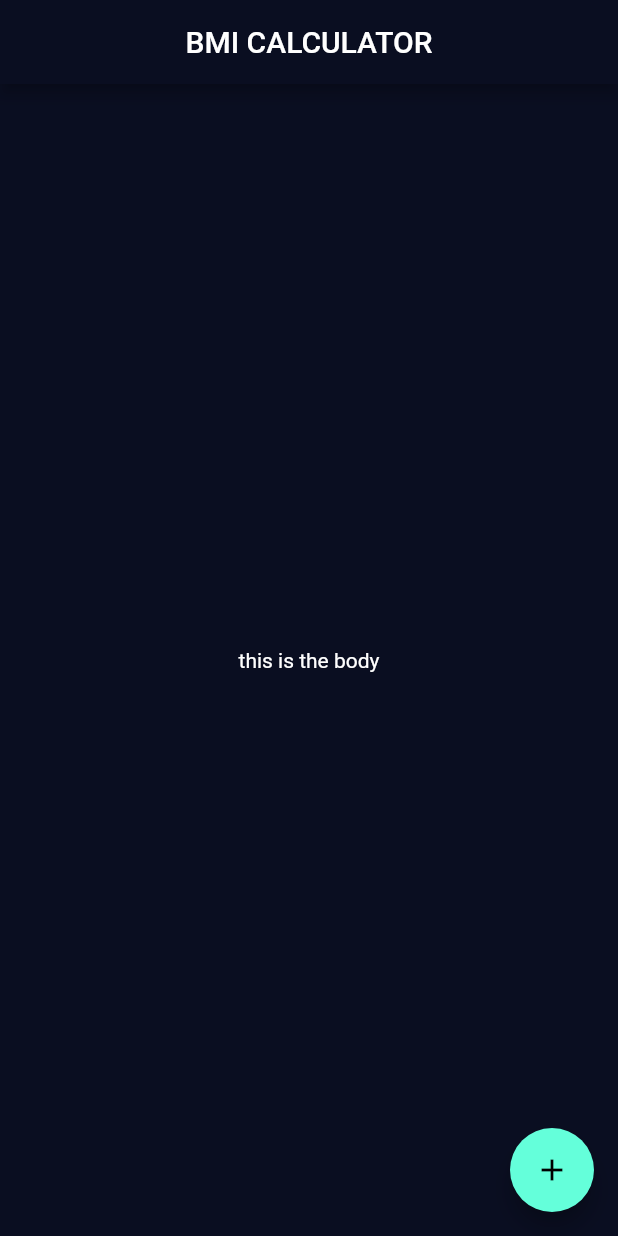
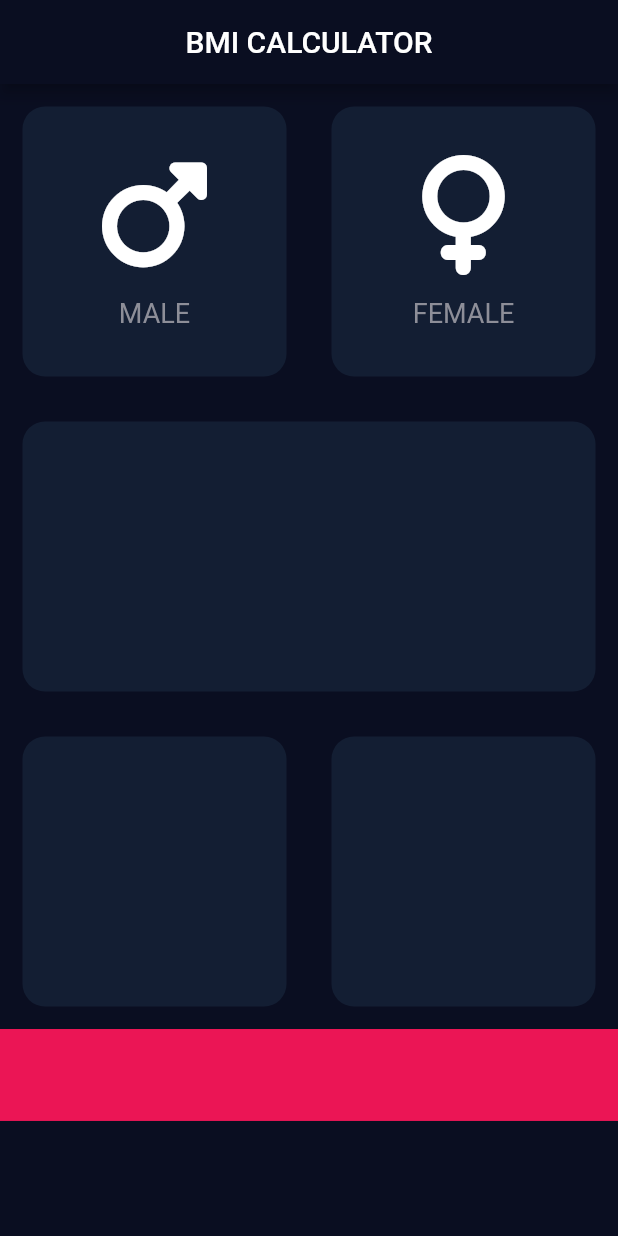
Before and after one commit to Abhi902/BMI-CALCULATOR, a Flutter app: the screen it shows after launch, on a phone screen of 412 x 824 dp. Run offline on Flutter 3.47's test engine with Material 2 defaults, Android fonts, the phone set to English and light mode, and no system bars; our stand-ins replace font_awesome_flutter.

Commit message:
third commit

```diff
--- a/lib/main.dart
+++ b/lib/main.dart
@@ -1,5 +1,8 @@
 import 'package:flutter/material.dart';
+import 'package:font_awesome_flutter/font_awesome_flutter.dart';
 
+const bottomheight = 80;
+const activecardcolor = Color(0xff131e33);
 void main() {
   runApp(const MyApp());
 }
@@ -16,11 +19,9 @@ class _MyAppState extends State<MyApp> {
   Widget build(BuildContext context) {
     return MaterialApp(
       debugShowCheckedModeBanner: false,
-      theme: ThemeData(
-        primaryColor: Color(0xFF0A0E21),
-        accentColor: Colors.tealAccent,
-        scaffoldBackgroundColor: Color(0xFF0A0E21),
-        textTheme: TextTheme(bodyText2: TextStyle(color: Colors.white)),
+      theme: ThemeData.dark().copyWith(
+        primaryColor: Color(0XFF0A0E21),
+        scaffoldBackgroundColor: Color(0XFF0A0E21),
       ),
       home: Scaffold(
         appBar: AppBar(
@@ -29,14 +30,107 @@ class _MyAppState extends State<MyApp> {
             child: Text('BMI CALCULATOR'),
           ),
         ),
-        body: Center(
-          child: Text('this is the body'),
-        ),
-        floatingActionButton: FloatingActionButton(
-          child: Icon(Icons.add),
-          onPressed: () {},
+        body: Column(
+          children: <Widget>[
+            Row(
+              children: <Widget>[
+                Expanded(
+                  child: reusablewidget(
+                    colour: activecardcolor,
+                    cardchild:
+                        reusablecardchilds(FontAwesomeIcons.mars, 'MALE'),
+                  ),
+                ),
+                Expanded(
+                  child: reusablewidget(
+                    colour: activecardcolor,
+                    cardchild:
+                        reusablecardchilds(FontAwesomeIcons.venus, 'FEMALE'),
+                  ),
+                ),
+              ],
+            ),
+            Row(
+              children: <Widget>[
+                Expanded(
+                  child: reusablewidget(colour: activecardcolor),
+                ),
+              ],
+            ),
+            Row(
+              children: <Widget>[
+                Expanded(
+                  child: reusablewidget(colour: activecardcolor),
+                ),
+                Expanded(
+                  child: reusablewidget(colour: activecardcolor),
+                ),
+              ],
+            ),
+            Row(
+              children: <Widget>[
+                Expanded(
+                  child: Container(
+                    color: Color(0xFFeb1555),
+                    width: double.infinity,
+                    height: 61.3,
+                  ),
+                )
+              ],
+            )
+          ],
         ),
       ),
     );
   }
 }
+
+class reusablecardchilds extends StatelessWidget {
+  @override
+  IconData? icon;
+  String txt = '';
+
+  reusablecardchilds(IconData ic, String tx) {
+    this.icon = ic;
+    this.txt = tx;
+  }
+
+  Widget build(BuildContext context) {
+    return Column(
+      mainAxisAlignment: MainAxisAlignment.center,
+      children: <Widget>[
+        Icon(
+          icon,
+          size: 80,
+        ),
+        SizedBox(height: 15),
+        Text(
+          txt,
+          style: TextStyle(
+            fontSize: 18.0,
+            color: Color(0xFF8D8E98),
+          ),
+        ),
+      ],
+    );
+  }
+}
+
+class reusablewidget extends StatelessWidget {
+  reusablewidget({required this.colour, this.cardchild});
+  Color colour;
+  Widget? cardchild;
+  @override
+  Widget build(BuildContext context) {
+    return Container(
+      margin: EdgeInsets.all(15),
+      decoration: BoxDecoration(
+        borderRadius: BorderRadius.circular(15),
+        color: colour,
+      ),
+      child: cardchild,
+      height: 180,
+      width: 150,
+    );
+  }
+}
--- a/pubspec.yaml
+++ b/pubspec.yaml
@@ -34,6 +34,7 @@ dependencies:
   # The following adds the Cupertino Icons font to your application.
   # Use with the CupertinoIcons class for iOS style icons.
   cupertino_icons: ^1.0.2
+  font_awesome_flutter: ^10.1.0
 
 dev_dependencies:
   flutter_test:
```
Also changed, not shown: pubspec.lock.
